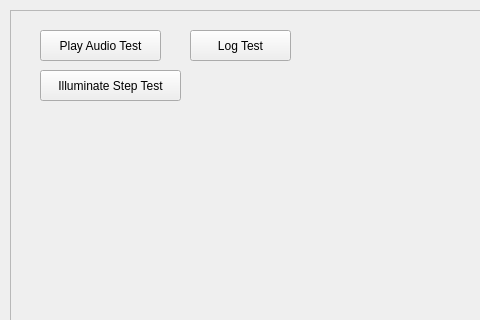
Before: the Qt Designer form AED_Simulator/testwindow.ui in GrewalCreator/AED-Simulator, drawn with Qt 5; both pictures show x 0 to 480 and y 0 to 320 of the 1031 by 435 pixel window.
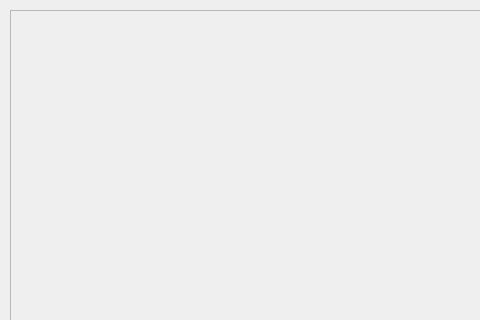
After: the same form once the commit is applied.

Commit message: Added More Audio Files For Power On/Off. Also included the functions chain for powering on the device to begin setting up flow

What changed in the file:
```diff
--- a/AED_Simulator/testwindow.ui
+++ b/AED_Simulator/testwindow.ui
@@ -28,45 +28,6 @@
    <property name="frameShadow">
     <enum>QFrame::Raised</enum>
    </property>
-   <widget class="QPushButton" name="audioTest_button">
-    <property name="geometry">
-     <rect>
-      <x>30</x>
-      <y>20</y>
-      <width>121</width>
-      <height>31</height>
-     </rect>
-    </property>
-    <property name="text">
-     <string>Play Audio Test</string>
-    </property>
-   </widget>
-   <widget class="QPushButton" name="logTest_button">
-    <property name="geometry">
-     <rect>
-      <x>180</x>
-      <y>20</y>
-      <width>101</width>
-      <height>31</height>
-     </rect>
-    </property>
-    <property name="text">
-     <string>Log Test</string>
-    </property>
-   </widget>
-   <widget class="QPushButton" name="illuminateStepTest_button">
-    <property name="geometry">
-     <rect>
-      <x>30</x>
-      <y>60</y>
-      <width>141</width>
-      <height>31</height>
-     </rect>
-    </property>
-    <property name="text">
-     <string>Illuminate Step Test</string>
-    </property>
-   </widget>
   </widget>
  </widget>
  <resources/>
```
The commit also changes 18 other files.
